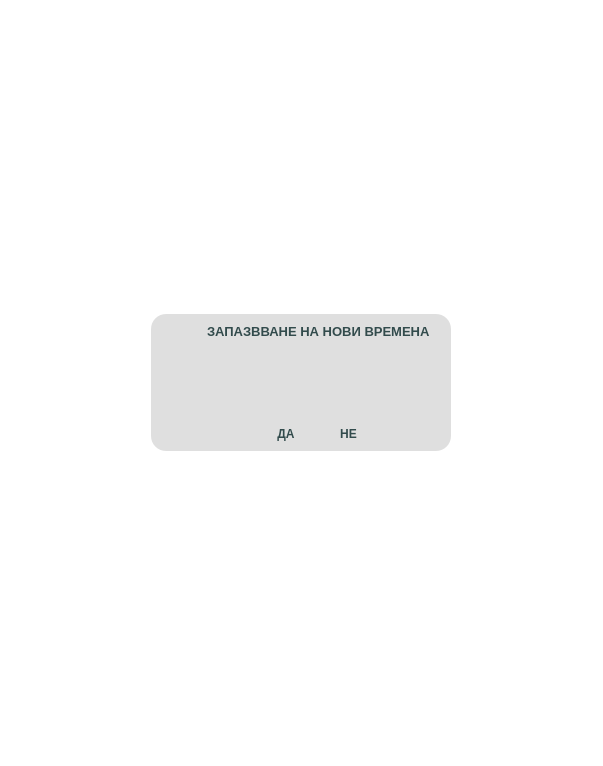
Before: the Qt Designer form app/ui/widgets/customTimeChangeOpersDialog.ui in DevilPhp/WorkSalary.v01, drawn with Qt 5.
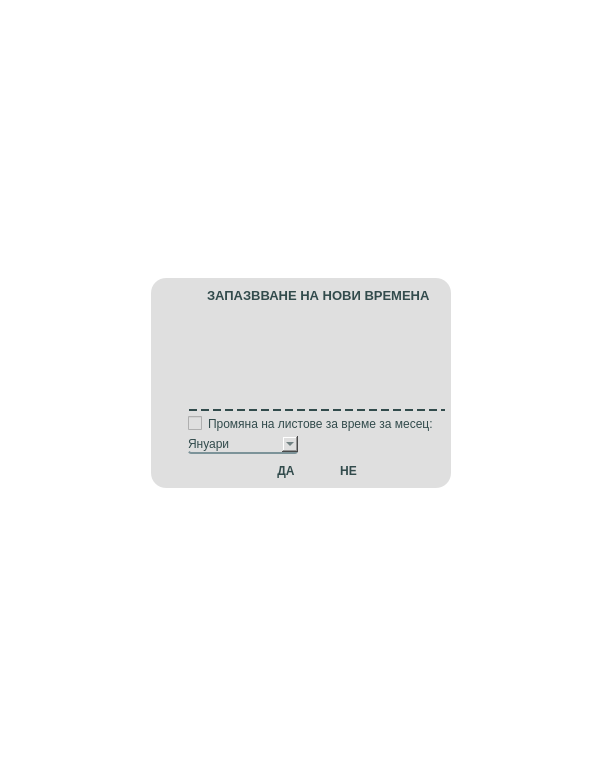
After: the same form once the commit is applied. Icons and pictures are not drawn.

Diff of the .ui file:
```diff
--- a/app/ui/widgets/customTimeChangeOpersDialog.ui
+++ b/app/ui/widgets/customTimeChangeOpersDialog.ui
@@ -65,10 +65,45 @@
 	color: #008b69;
 }
 
+#splitterWidget{
+	border-bottom: 2px dashed #324b4c;
+}
+
 QLineEdit{
 	border: none;
 	font-size: 9pt;
 	border-bottom: 1px solid #7c9399;
+}
+
+QComboBox{
+	background-color: #dfdfdf;
+	border-bottom: 2px solid #7c9399;
+	border-radius: 3px;
+}
+
+QComboBox::drop-down{
+	image: url(':/icons/app/assets/icons/Alt-Arrow-Down--Streamline-Solar-Broken.svg');
+	width: 16px;
+	height: 16px;
+}
+
+QComboBox:hover{
+	color: #2b2b2c;
+	font: 700 8pt &quot;Segoe UI&quot;;
+	border-radius: 0px;
+	alternate-background-color: #2c313c;
+}
+QComboBox::item:selected{
+	color: #2b2b2c;
+	font: 700 8pt &quot;Segoe UI&quot;;
+	border-radius: 0px;
+}
+QComboBox::item{
+	color: #324b4c;
+	font: 600 8pt &quot;Segoe UI&quot;;
+	height: 10px;  
+	border: 4px solid transparent;
+	padding: 0px 4px 0px 4px;
 }</string>
   </property>
   <layout class="QVBoxLayout" name="verticalLayout_2">
@@ -279,6 +314,158 @@
               </layout>
              </widget>
             </item>
+            <item>
+             <widget class="QWidget" name="widget_3" native="true">
+              <property name="minimumSize">
+               <size>
+                <width>0</width>
+                <height>0</height>
+               </size>
+              </property>
+              <layout class="QVBoxLayout" name="verticalLayout_6">
+               <property name="spacing">
+                <number>5</number>
+               </property>
+               <property name="leftMargin">
+                <number>0</number>
+               </property>
+               <property name="topMargin">
+                <number>20</number>
+               </property>
+               <property name="rightMargin">
+                <number>0</number>
+               </property>
+               <property name="bottomMargin">
+                <number>0</number>
+               </property>
+               <item>
+                <widget class="QWidget" name="splitterWidget" native="true">
+                 <property name="minimumSize">
+                  <size>
+                   <width>0</width>
+                   <height>0</height>
+                  </size>
+                 </property>
+                 <layout class="QVBoxLayout" name="verticalLayout_8">
+                  <property name="spacing">
+                   <number>0</number>
+                  </property>
+                  <property name="leftMargin">
+                   <number>0</number>
+                  </property>
+                  <property name="topMargin">
+                   <number>10</number>
+                  </property>
+                  <property name="rightMargin">
+                   <number>0</number>
+                  </property>
+                  <property name="bottomMargin">
+                   <number>0</number>
+                  </property>
+                 </layout>
+                </widget>
+               </item>
+               <item alignment="Qt::AlignLeft">
+                <widget class="QWidget" name="widget_5" native="true">
+                 <layout class="QVBoxLayout" name="verticalLayout_7">
+                  <property name="spacing">
+                   <number>5</number>
+                  </property>
+                  <property name="leftMargin">
+                   <number>0</number>
+                  </property>
+                  <property name="topMargin">
+                   <number>0</number>
+                  </property>
+                  <property name="rightMargin">
+                   <number>0</number>
+                  </property>
+                  <property name="bottomMargin">
+                   <number>0</number>
+                  </property>
+                  <item>
+                   <widget class="QCheckBox" name="effectTPCheckBox">
+                    <property name="text">
+                     <string>Промяна на листове за време за месец:</string>
+                    </property>
+                   </widget>
+                  </item>
+                  <item alignment="Qt::AlignLeft">
+                   <widget class="QComboBox" name="effectMonthComboBox">
+                    <property name="minimumSize">
+                     <size>
+                      <width>110</width>
+                      <height>0</height>
+                     </size>
+                    </property>
+                    <item>
+                     <property name="text">
+                      <string>Януари</string>
+                     </property>
+                    </item>
+                    <item>
+                     <property name="text">
+                      <string>Февруари</string>
+                     </property>
+                    </item>
+                    <item>
+                     <property name="text">
+                      <string>Март</string>
+                     </property>
+                    </item>
+                    <item>
+                     <property name="text">
+                      <string>Април</string>
+                     </property>
+                    </item>
+                    <item>
+                     <property name="text">
+                      <string>Май</string>
+                     </property>
+                    </item>
+                    <item>
+                     <property name="text">
+                      <string>Юни</string>
+                     </property>
+                    </item>
+                    <item>
+                     <property name="text">
+                      <string>Юли</string>
+                     </property>
+                    </item>
+                    <item>
+                     <property name="text">
+                      <string>Август</string>
+                     </property>
+                    </item>
+                    <item>
+                     <property name="text">
+                      <string>Септември</string>
+                     </property>
+                    </item>
+                    <item>
+                     <property name="text">
+                      <string>Октомври</string>
+                     </property>
+                    </item>
+                    <item>
+                     <property name="text">
+                      <string>Ноември</string>
+                     </property>
+                    </item>
+                    <item>
+                     <property name="text">
+                      <string>Декември</string>
+                     </property>
+                    </item>
+                   </widget>
+                  </item>
+                 </layout>
+                </widget>
+               </item>
+              </layout>
+             </widget>
+            </item>
             <item alignment="Qt::AlignHCenter">
              <widget class="QWidget" name="buttonsWidget" native="true">
               <property name="sizePolicy">
```
